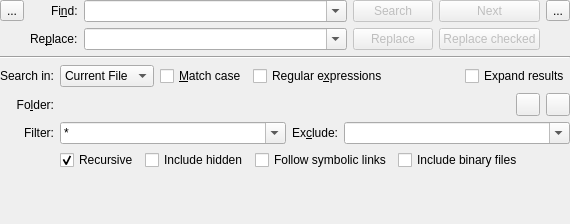
First picture: the form in addons/search/search.ui, repository KDE/kate, before the edit.
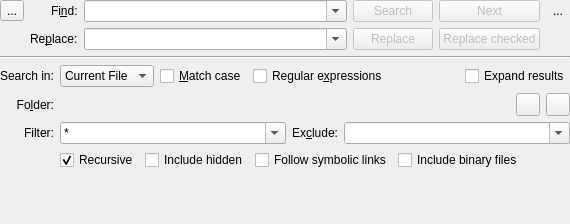
Second picture: the form after the edit. Custom widgets are drawn as their Qt base class.

Commit message: make the settings button nicer ;=)

```diff
--- a/addons/search/search.ui
+++ b/addons/search/search.ui
@@ -477,6 +477,9 @@
      <property name="checkable">
       <bool>true</bool>
      </property>
+     <property name="autoRaise">
+      <bool>true</bool>
+     </property>
     </widget>
    </item>
   </layout>
```
